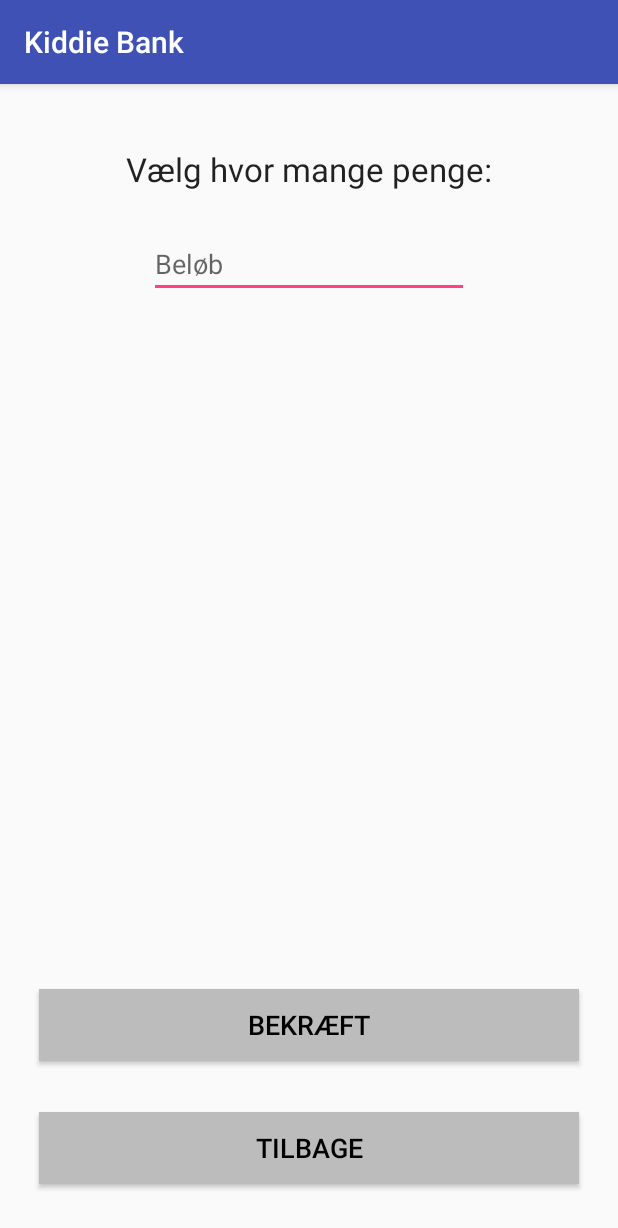
After one commit to dkzeb/kiddieBank, an Android app: the ChooseAmountActivity screen opened directly, with no data from a screen before it, on a phone screen of 412 x 824 dp. The commit adds this screen. Shown: the top 1228 px of the screen. Run offline under Robolectric (Android 15) with nearby library versions, the phone set to English and light mode, and no system bars.

Commit message:
Parents transfer template almost done.

```diff
--- /dev/null
+++ b/kiddieBankApp/app/src/main/java/dk/zebweb/kiddiebankapp/ChooseAmountActivity.java
@@ -0,0 +1,64 @@
+package dk.zebweb.kiddiebankapp;
+
+import android.content.Intent;
+import android.support.v7.app.AppCompatActivity;
+import android.os.Bundle;
+import android.util.Log;
+import android.view.View;
+import android.widget.Button;
+import android.widget.EditText;
+
+public class ChooseAmountActivity extends AppCompatActivity {
+
+    private final String TAG = ChooseAmountActivity.class.getSimpleName();
+
+    private EditText amountField;
+    private Button confirmButton;
+    private Button returnButton;
+
+    private String child_id;
+    private String item_id;
+
+    @Override
+    protected void onCreate(Bundle savedInstanceState) {
+        super.onCreate(savedInstanceState);
+        setContentView(R.layout.activity_choose_amount);
+
+        Intent intent = getIntent();
+        child_id = intent.getStringExtra(AppConstants.CHILD_ID);
+        item_id = intent.getStringExtra(AppConstants.ITEM_ID);
+
+
+        amountField = (EditText) findViewById(R.id.activity_choose_amount_amount);
+        confirmButton = (Button) findViewById(R.id.activity_choose_amount_confirm_button);
+        returnButton = (Button) findViewById(R.id.activity_choose_amount_return_button);
+
+        confirmButton.setOnClickListener(confirmListener());
+        returnButton.setOnClickListener(returnListener());
+    }
+
+
+    private View.OnClickListener confirmListener(){
+        return new View.OnClickListener() {
+            @Override
+            public void onClick(View v) {
+                Log.d(TAG, "An amount of " + amountField.getText() + ", was picked.");
+                Intent intent = new Intent(getApplicationContext(), ConfirmActivity.class);
+                intent.putExtra(AppConstants.CHILD_ID, child_id);
+                intent.putExtra(AppConstants.ITEM_ID, item_id);
+                intent.putExtra(AppConstants.AMOUNT, Integer.parseInt(amountField.getText().toString()));
+                startActivity(intent);
+            }
+        };
+    }
+
+    private View.OnClickListener returnListener(){
+        return new View.OnClickListener() {
+            @Override
+            public void onClick(View v) {
+                Log.d(TAG, "return.");
+                finish();
+            }
+        };
+    }
+}
--- a/kiddieBankApp/app/src/main/java/dk/zebweb/kiddiebankapp/RegisterActivity.java
+++ b/kiddieBankApp/app/src/main/java/dk/zebweb/kiddiebankapp/RegisterActivity.java
@@ -73,7 +73,7 @@ public class RegisterActivity extends AppCompatActivity {
                     public void onSuccess(Map<String, Object> result) {
                         Toast.makeText(getApplicationContext(), "Account created!", Toast.LENGTH_SHORT).show();
                         NavUtils.navigateUpFromSameTask(activity);
-                        ref.child("users").child(result.get("uid")+"").setValue(new User(nameString, (int) (Math.random()*10000)));
+                        ref.child("users").child(result.get("uid")+"").setValue(new User(result.get("uid")+"", nameString, (int) (Math.random()*10000)));
                     }
 
                     @Override
--- a/kiddieBankApp/app/src/main/java/dk/zebweb/kiddiebankapp/TransferMoneyActivity.java
+++ b/kiddieBankApp/app/src/main/java/dk/zebweb/kiddiebankapp/TransferMoneyActivity.java
@@ -1,5 +1,6 @@
 package dk.zebweb.kiddiebankapp;
 
+import android.content.Intent;
 import android.support.v7.app.AppCompatActivity;
 import android.os.Bundle;
 import android.view.View;
@@ -30,6 +31,11 @@ public class TransferMoneyActivity extends AppCompatActivity {
             @Override
             public void onItemClick(AdapterView<?> parent, View view, int position, long id) {
                 Toast.makeText(TransferMoneyActivity.this, "" + position, Toast.LENGTH_SHORT).show();
+                //TODO: get child id
+                String child_id = "";
+                Intent intent = new Intent(getApplicationContext(), ChooseAmountActivity.class);
+                intent.putExtra(AppConstants.CHILD_ID, child_id);
+                startActivity(intent);
             }
         });
     }
--- /dev/null
+++ b/kiddieBankApp/app/src/main/res/layout/activity_choose_amount.xml
@@ -0,0 +1,103 @@
+<?xml version="1.0" encoding="utf-8"?>
+<LinearLayout xmlns:android="http://schemas.android.com/apk/res/android"
+    xmlns:tools="http://schemas.android.com/tools"
+    android:layout_width="match_parent"
+    android:layout_height="match_parent"
+    android:orientation="vertical"
+    android:paddingBottom="@dimen/activity_vertical_margin"
+    android:paddingLeft="@dimen/activity_horizontal_margin"
+    android:paddingRight="@dimen/activity_horizontal_margin"
+    android:paddingTop="@dimen/activity_vertical_margin"
+    tools:context="dk.zebweb.kiddiebankapp.ChooseAmountActivity">
+
+    <LinearLayout
+        android:layout_width="match_parent"
+        android:layout_height="0dp"
+        android:layout_weight="2"
+        android:orientation="vertical">
+
+
+        <FrameLayout
+            android:layout_width="match_parent"
+            android:layout_height="0dp"
+            android:layout_weight="3">
+
+            <TextView
+                android:layout_width="wrap_content"
+                android:layout_height="wrap_content"
+                android:textAppearance="?android:attr/textAppearanceLarge"
+                android:layout_gravity="center"
+                android:text="Vælg hvor mange penge:"/>
+        </FrameLayout>
+
+        <FrameLayout
+            android:layout_width="match_parent"
+            android:layout_height="0dp"
+            android:layout_weight="3">
+
+            <EditText
+                android:id="@+id/activity_choose_amount_amount"
+                android:layout_width="wrap_content"
+                android:layout_height="wrap_content"
+                android:layout_gravity="center_horizontal"
+                android:inputType="number"
+                android:ems="10"
+                android:hint="Beløb"
+                android:text=""/>
+        </FrameLayout>
+
+    </LinearLayout>
+
+    <FrameLayout
+        android:layout_width="match_parent"
+        android:layout_height="0dp"
+        android:layout_weight="5">
+
+    </FrameLayout>
+
+
+
+    <FrameLayout
+        android:layout_width="match_parent"
+        android:layout_height="0dp"
+        android:layout_weight="1">
+
+        <Button
+            android:id="@+id/activity_choose_amount_confirm_button"
+            android:layout_width="match_parent"
+            android:layout_height="wrap_content"
+            android:layout_gravity="center_horizontal"
+            android:layout_marginStart="10dp"
+            android:layout_marginEnd="10dp"
+            android:layout_marginTop="15dp"
+            android:textSize="18sp"
+            android:textColor="#000"
+            android:background="#bcbcbc"
+            android:text="Bekræft" />
+
+    </FrameLayout>
+
+    <FrameLayout
+        android:layout_width="match_parent"
+        android:layout_height="0dp"
+        android:layout_weight="1">
+
+        <Button
+            android:id="@+id/activity_choose_amount_return_button"
+            android:layout_width="match_parent"
+            android:layout_height="wrap_content"
+            android:layout_gravity="center_horizontal"
+            android:layout_marginStart="10dp"
+            android:layout_marginEnd="10dp"
+            android:layout_marginTop="15dp"
+            android:textSize="18sp"
+            android:textColor="#000"
+            android:background="#bcbcbc"
+            android:text="Tilbage" />
+
+    </FrameLayout>
+
+
+
+
+</LinearLayout>
```
Also changed, not shown: kiddieBankApp/app/src/main/AndroidManifest.xml (+5 -3 lines), kiddieBankApp/app/src/main/java/dk/zebweb/kiddiebankapp/AppConstants.java (added, +11 -0 lines), kiddieBankApp/app/src/main/java/dk/zebweb/kiddiebankapp/ConfirmActivity.java (added, +50 -0 lines), kiddieBankApp/app/src/main/java/dk/zebweb/kiddiebankapp/User.java (+7 -1 lines), kiddieBankApp/app/src/main/res/layout/activity_confirm.xml (added, +52 -0 lines).
